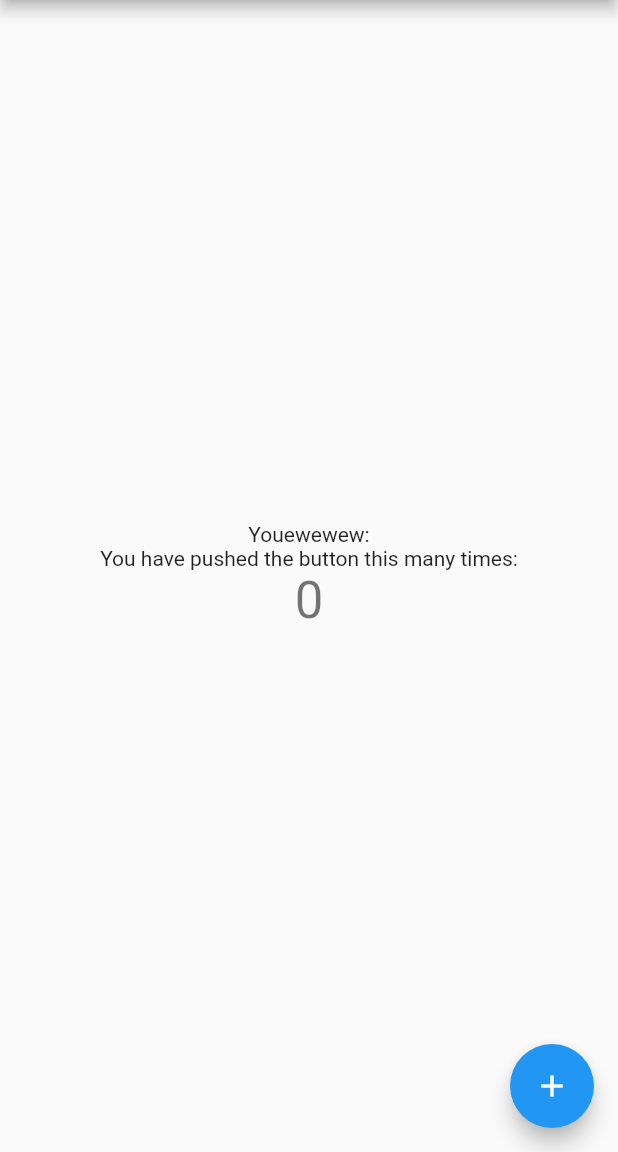
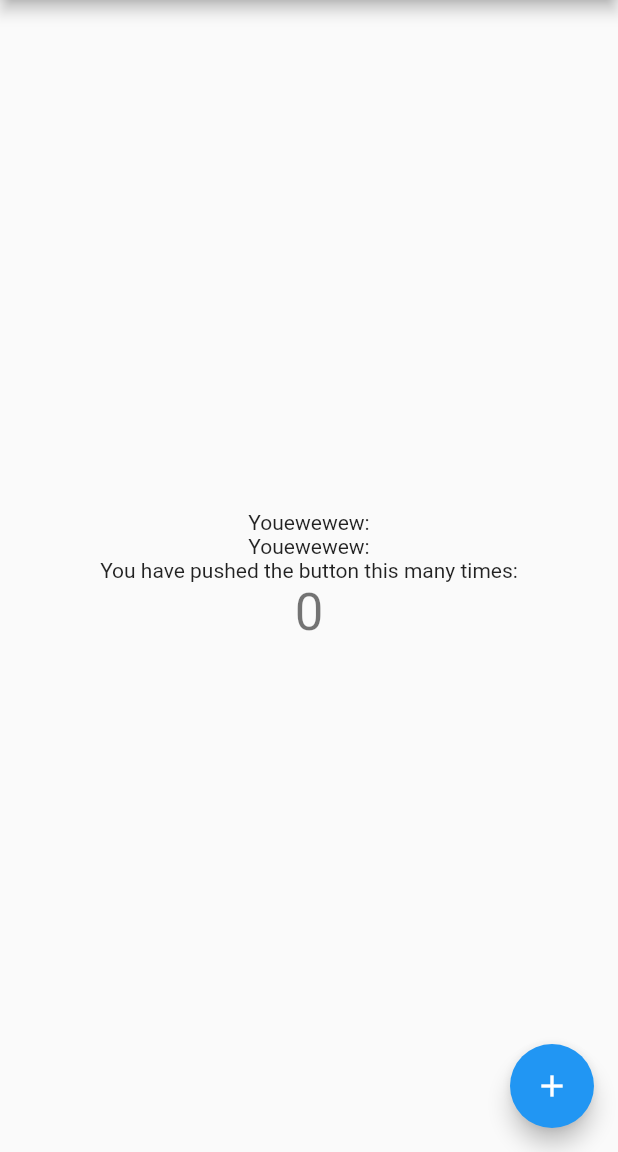
Before and after one commit to omi-hanscarreon/sample-flutter-ci-cd, a Flutter app: the screen it shows after launch, on a phone screen of 412 x 824 dp, the part 84-1236 px from its top. Run offline on Flutter 3.47's test engine with Material 2 defaults, Android fonts, the phone set to English and light mode, and no system bars.

Commit message:
feat: [TEST-id] new text

```diff
--- a/lib/main.dart
+++ b/lib/main.dart
@@ -99,6 +99,9 @@ class _MyHomePageState extends State<MyHomePage> {
               'Youewewew:',
             ),
             const Text(
+              'Youewewew:',
+            ),
+            const Text(
               'You have pushed the button this many times:',
             ),
             Text(
```
